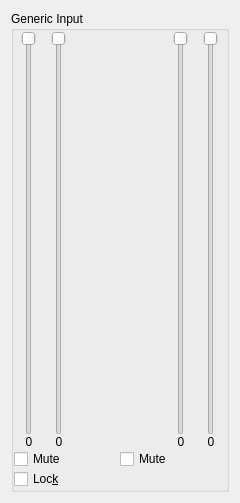
Qt form src/mixerinput.ui (jusirkka/kenvy24-sunset) before a commit.
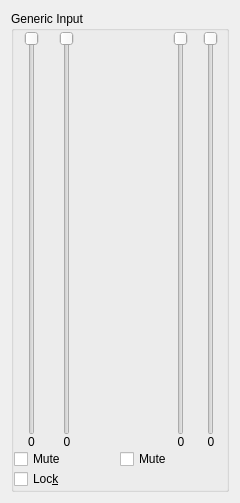
The same form after that commit. Custom widgets are drawn as their Qt base class.

```diff
--- a/src/mixerinput.ui
+++ b/src/mixerinput.ui
@@ -61,7 +61,7 @@
            <number>0</number>
           </property>
           <item>
-           <layout class="QHBoxLayout">
+           <layout class="QHBoxLayout" stretch="1,1,1">
             <property name="spacing">
              <number>0</number>
             </property>
@@ -69,7 +69,7 @@
              <number>0</number>
             </property>
             <item>
-             <layout class="QVBoxLayout">
+             <layout class="QVBoxLayout" stretch="0,0">
               <property name="spacing">
                <number>0</number>
               </property>
@@ -141,7 +141,7 @@
              </layout>
             </item>
             <item>
-             <layout class="QVBoxLayout">
+             <layout class="QVBoxLayout" stretch="0,0">
               <property name="spacing">
                <number>0</number>
               </property>
```
Left out of the diff: 110 changed lines with no effect on the pictures.
